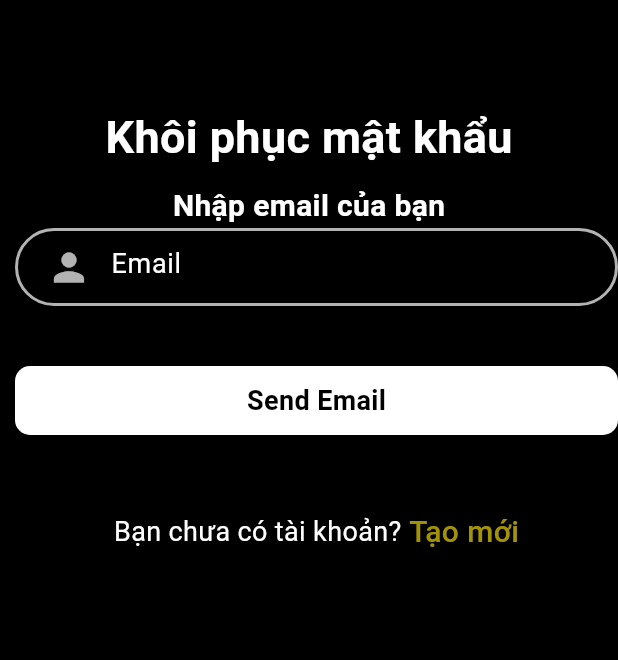
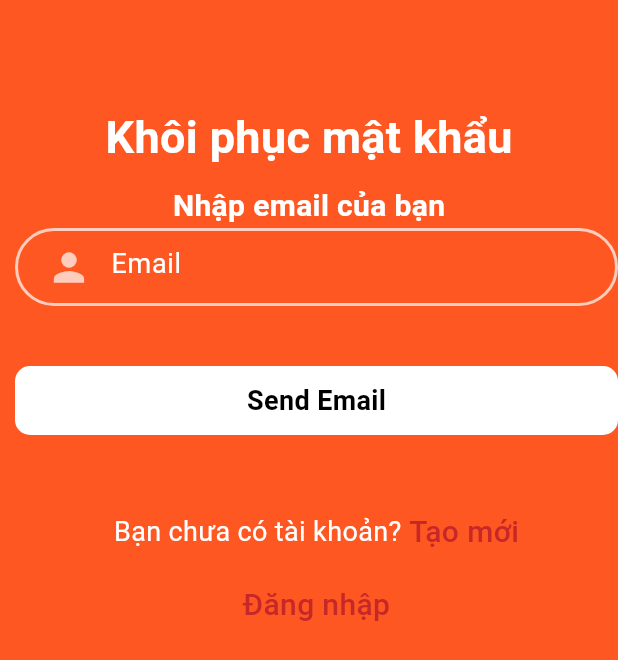
Before and after one commit to ManhTaiNguyen/mtnno1, a Flutter app: the ForgotPassword screen opened directly, on a phone screen of 412 x 824 dp. Shown: the top 660 px of the screen. Run offline on Flutter 3.47's test engine with Material 3 defaults, Android fonts, the light colour scheme and no system bars; our stand-ins replace curved_navigation_bar, firebase_auth, firebase_core; accounts and stored records are empty.

Commit message:
ngủ thôi zzz

```diff
--- a/lib/pages/forgotpassword.dart
+++ b/lib/pages/forgotpassword.dart
@@ -1,5 +1,6 @@
 import 'package:firebase_auth/firebase_auth.dart';
 import 'package:flutter/material.dart';
+import 'package:mtnno1/pages/login.dart';
 import 'package:mtnno1/pages/signup.dart';
 
 class ForgotPassword extends StatefulWidget {
@@ -38,7 +39,7 @@ class _ForgotPasswordState extends State<ForgotPassword> {
   @override
   Widget build(BuildContext context) {
     return Scaffold(
-      backgroundColor: Colors.black,
+      backgroundColor: Color(0xffff5722),
       body: Container(
         child: Column(
           children: [
@@ -132,32 +133,64 @@ class _ForgotPasswordState extends State<ForgotPassword> {
                       SizedBox(
                         height: 50.0,
                       ),
+                      Column(
+                        mainAxisAlignment: MainAxisAlignment.center,
+                        children: [
                           Row(
                             mainAxisAlignment: MainAxisAlignment.center,
                             children: [
-                          Text("Bạn chưa có tài khoản?",
+                              Text(
+                                "Bạn chưa có tài khoản?",
                                 style: TextStyle(
-                                  fontSize: 18.0, color: Colors.white)),
+                                  fontSize: 18.0,
+                                  color: Colors.white,
+                                ),
+                              ),
                               SizedBox(
-                            width: 5.0,
-                          ),
+                                  width:
+                                      5.0), // Khoảng cách ngang giữa Text "Bạn chưa có tài khoản?" và "Tạo mới"
                               GestureDetector(
                                 onTap: () {
                                   Navigator.push(
                                     context,
                                     MaterialPageRoute(
-                                      builder: (context) => SignUp()));
+                                        builder: (context) => SignUp()),
+                                  );
                                 },
                                 child: Text(
                                   "Tạo mới",
                                   style: TextStyle(
-                                  color: Color.fromARGB(225, 184, 166, 6),
+                                    color: Colors.red[800],
                                     fontSize: 20.0,
-                                  fontWeight: FontWeight.w500),
+                                    fontWeight: FontWeight.w500,
+                                  ),
                                 ),
                               ),
                             ],
                           ),
+                          Padding(
+                            padding: EdgeInsets.only(
+                                top: 20.0), // Khoảng cách dọc trên "Đăng nhập"
+                            child: GestureDetector(
+                              onTap: () {
+                                Navigator.push(
+                                  context,
+                                  MaterialPageRoute(
+                                      builder: (context) => Login()),
+                                );
+                              },
+                              child: Text(
+                                "Đăng nhập",
+                                style: TextStyle(
+                                  color: Colors.red[800],
+                                  fontSize: 20.0,
+                                  fontWeight: FontWeight.w500,
+                                ),
+                              ),
+                            ),
+                          ),
+                        ],
+                      )
                     ],
                   ),
                 ),
```
Also changed, not shown: lib/pages/profile.dart (+25 -1 lines). Lines whose indentation alone changed are shown as unchanged.
